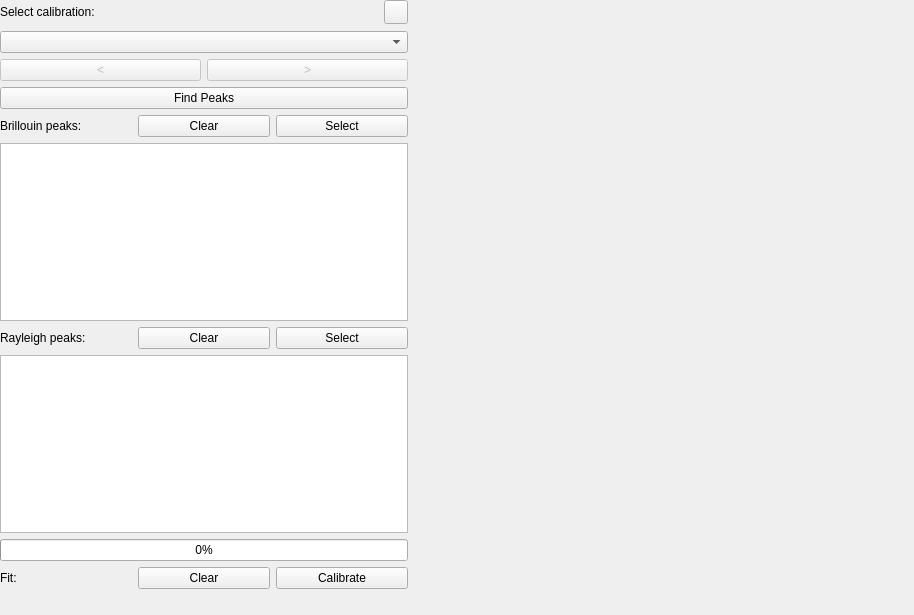
This is bmicro/gui/calibration/calibration_view.ui in BrillouinMicroscopy/BMicro as Qt 5 draws it before an edit. The edited form follows.
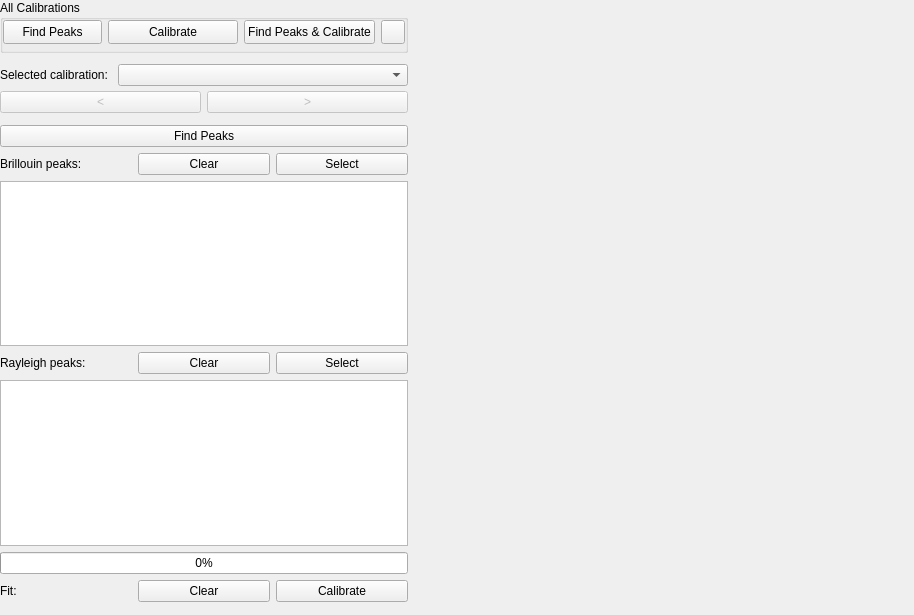
This is the edited form. Icons and pictures are not drawn.

Commit message: Implement calibrating all calibrations at once

The edit to the form file:
```diff
--- a/bmicro/gui/calibration/calibration_view.ui
+++ b/bmicro/gui/calibration/calibration_view.ui
@@ -30,12 +30,102 @@
     <layout class="QHBoxLayout" name="horizontalLayout_5">
      <item>
       <layout class="QVBoxLayout" name="verticalLayout">
+       <item>
+        <widget class="QGroupBox" name="box_all_calibrations">
+         <property name="title">
+          <string>All Calibrations</string>
+         </property>
+         <layout class="QVBoxLayout" name="verticalLayout_6">
+          <property name="leftMargin">
+           <number>0</number>
+          </property>
+          <property name="topMargin">
+           <number>0</number>
+          </property>
+          <property name="rightMargin">
+           <number>0</number>
+          </property>
+          <property name="bottomMargin">
+           <number>6</number>
+          </property>
+          <item>
+           <layout class="QHBoxLayout" name="horizontalLayout_10">
+            <item>
+             <widget class="QPushButton" name="button_find_peaks_all">
+              <property name="minimumSize">
+               <size>
+                <width>0</width>
+                <height>24</height>
+               </size>
+              </property>
+              <property name="text">
+               <string>Find Peaks</string>
+              </property>
+             </widget>
+            </item>
+            <item>
+             <widget class="QPushButton" name="button_calibrate_all">
+              <property name="minimumSize">
+               <size>
+                <width>130</width>
+                <height>24</height>
+               </size>
+              </property>
+              <property name="text">
+               <string>Calibrate</string>
+              </property>
+             </widget>
+            </item>
+            <item>
+             <widget class="QPushButton" name="button_peaks_and_calibrate_all">
+              <property name="minimumSize">
+               <size>
+                <width>0</width>
+                <height>24</height>
+               </size>
+              </property>
+              <property name="text">
+               <string>Find Peaks &amp;&amp; Calibrate</string>
+              </property>
+             </widget>
+            </item>
+            <item>
+             <widget class="QPushButton" name="calibration_options">
+              <property name="minimumSize">
+               <size>
+                <width>24</width>
+                <height>24</height>
+               </size>
+              </property>
+              <property name="maximumSize">
+               <size>
+                <width>24</width>
+                <height>24</height>
+               </size>
+              </property>
+              <property name="toolTip">
+               <string>Open calibration options</string>
+              </property>
+              <property name="text">
+               <string/>
+              </property>
+              <property name="icon">
+               <iconset>
+                <normaloff>../../img/cog.svg</normaloff>../../img/cog.svg</iconset>
+              </property>
+             </widget>
+            </item>
+           </layout>
+          </item>
+         </layout>
+        </widget>
+       </item>
        <item>
         <widget class="QWidget" name="widget_selection" native="true">
          <property name="minimumSize">
           <size>
            <width>400</width>
-           <height>81</height>
+           <height>60</height>
           </size>
          </property>
          <property name="maximumSize">
@@ -45,6 +135,9 @@
           </size>
          </property>
          <layout class="QVBoxLayout" name="verticalLayout_3">
+          <property name="spacing">
+           <number>0</number>
+          </property>
           <property name="leftMargin">
            <number>0</number>
           </property>
@@ -58,74 +151,40 @@
            <number>0</number>
           </property>
           <item>
-           <widget class="QWidget" name="widget" native="true">
-            <layout class="QHBoxLayout" name="horizontalLayout_7">
-             <property name="leftMargin">
-              <number>0</number>
-             </property>
-             <property name="topMargin">
-              <number>0</number>
-             </property>
-             <property name="rightMargin">
-              <number>0</number>
-             </property>
-             <property name="bottomMargin">
-              <number>0</number>
-             </property>
-             <item>
-              <widget class="QLabel" name="label_selection">
-               <property name="sizePolicy">
-                <sizepolicy hsizetype="Expanding" vsizetype="Fixed">
-                 <horstretch>0</horstretch>
-                 <verstretch>0</verstretch>
-                </sizepolicy>
-               </property>
-               <property name="text">
-                <string>Select calibration:</string>
-               </property>
-              </widget>
-             </item>
-             <item>
-              <widget class="QPushButton" name="calibration_options">
-               <property name="minimumSize">
-                <size>
-                 <width>24</width>
-                 <height>24</height>
-                </size>
-               </property>
-               <property name="maximumSize">
-                <size>
-                 <width>24</width>
-                 <height>24</height>
-                </size>
-               </property>
-               <property name="toolTip">
-                <string>Open calibration options</string>
-               </property>
-               <property name="text">
-                <string/>
-               </property>
-               <property name="icon">
-                <iconset>
-                 <normaloff>../../img/cog.svg</normaloff>../../img/cog.svg</iconset>
-               </property>
-              </widget>
-             </item>
-            </layout>
-           </widget>
-          </item>
-          <item>
-           <widget class="QComboBox" name="combobox_calibration">
-            <property name="minimumSize">
-             <size>
-              <width>0</width>
-              <height>0</height>
-             </size>
+           <layout class="QHBoxLayout" name="horizontalLayout_9">
+            <property name="spacing">
+             <number>10</number>
             </property>
-           </widget>
+            <item>
+             <widget class="QLabel" name="label_selection">
+              <property name="text">
+               <string>Selected calibration:</string>
+              </property>
+             </widget>
+            </item>
+            <item>
+             <widget class="QComboBox" name="combobox_calibration">
+              <property name="sizePolicy">
+               <sizepolicy hsizetype="Expanding" vsizetype="Fixed">
+                <horstretch>0</horstretch>
+                <verstretch>0</verstretch>
+               </sizepolicy>
+              </property>
+              <property name="minimumSize">
+               <size>
+                <width>0</width>
+                <height>0</height>
+               </size>
+              </property>
+             </widget>
+            </item>
+           </layout>
           </item>
           <item>
            <layout class="QHBoxLayout" name="horizontalLayout">
+            <property name="spacing">
+             <number>6</number>
+            </property>
             <item>
              <widget class="QPushButton" name="button_prev_frame">
               <property name="enabled">
```
The commit also changes 1 other file.
